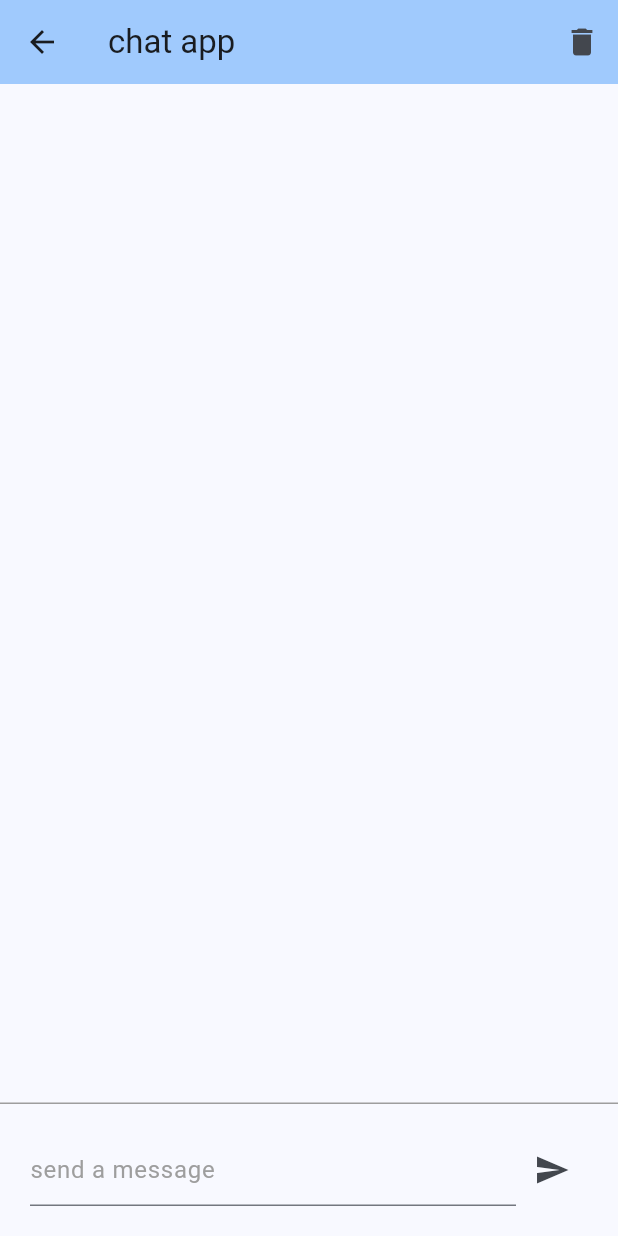
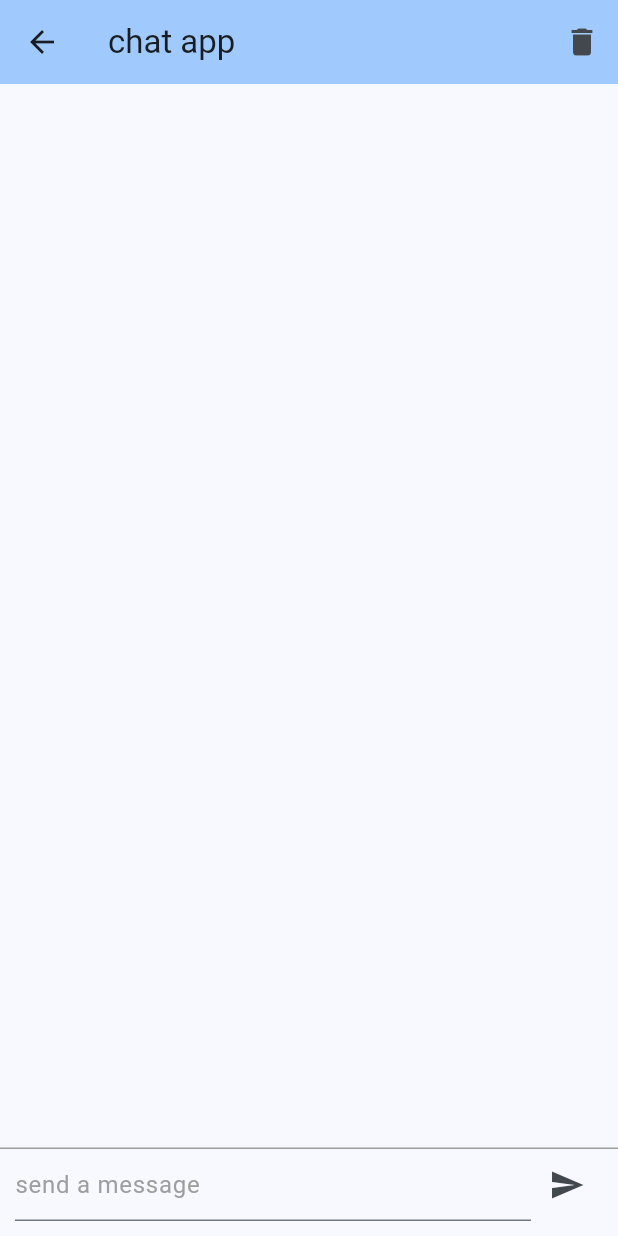
Before and after one commit to macaroni10y/flutter_training_for_spajam, a Flutter app: the screen it shows after launch, after a tap on the "add" icon, on a phone screen of 412 x 824 dp. Run offline on Flutter 3.47's test engine with Material 2 defaults, Android fonts, the phone set to English and light mode, and no system bars; our stand-ins replace chat_bubbles.

Commit message:
changed design

```diff
--- a/lib/page/select_page.dart
+++ b/lib/page/select_page.dart
@@ -58,6 +58,7 @@ class _SelectPageState extends State<SelectPage> {
               });
             },
             background: Container(
+              margin: const EdgeInsets.all(3),
               color: Colors.red,
               alignment: Alignment.centerRight,
               child: const Icon(
@@ -65,9 +66,7 @@ class _SelectPageState extends State<SelectPage> {
                 size: 40,
               ),
             ),
-            child: Container(
-              decoration:
-                  const BoxDecoration(border: Border(bottom: BorderSide())),
+            child: Card(
               child: ListTile(
                 onTap: () => Navigator.push(
                     context,
--- a/lib/widget/message_bar.dart
+++ b/lib/widget/message_bar.dart
@@ -10,10 +10,11 @@ class MessageBar extends StatelessWidget {
   MessageBar({super.key, required this.onSubmit});
 
   @override
-  Widget build(BuildContext context) => Container(
+  Widget build(BuildContext context) => SafeArea(
+        child: Container(
           decoration: const BoxDecoration(
               border: Border(top: BorderSide(color: Colors.grey))),
-        padding: const EdgeInsets.all(20),
+          padding: const EdgeInsets.only(left: 10, right: 10, bottom: 10),
           child: Row(
             children: [
               Expanded(
@@ -39,5 +40,6 @@ class MessageBar extends StatelessWidget {
               ),
             ],
           ),
+        ),
       );
 }
```
Lines whose indentation alone changed are shown as unchanged.
